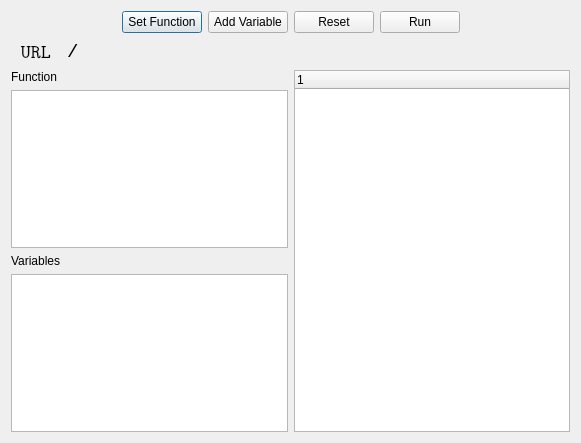
First picture: the form in Client.ui, repository tuxta/ourapi, before the edit.
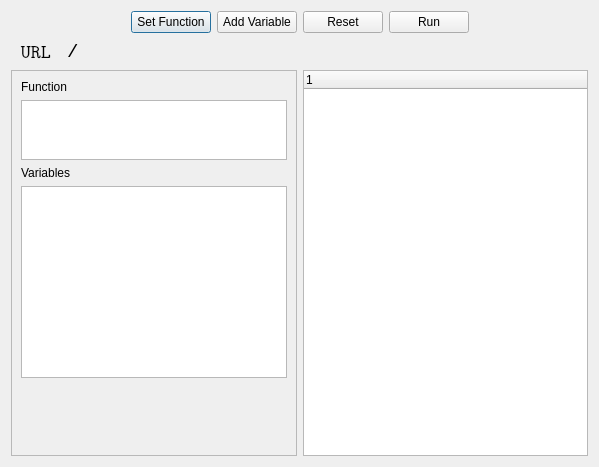
Second picture: the form after the edit.

Patch:
```diff
--- a/Client.ui
+++ b/Client.ui
@@ -6,15 +6,13 @@
    <rect>
     <x>0</x>
     <y>0</y>
-    <width>581</width>
-    <height>443</height>
+    <width>599</width>
+    <height>467</height>
    </rect>
   </property>
   <property name="windowTitle">
    <string>Dialog</string>
   </property>
-  <layout class="QGridLayout" name="gridLayout">
-   <item row="0" column="0">
     <layout class="QVBoxLayout" name="verticalLayout_3">
      <item>
       <layout class="QVBoxLayout" name="verticalLayout">
@@ -129,28 +127,145 @@
      <item>
       <layout class="QHBoxLayout" name="horizontalLayout_3">
        <item>
+      <widget class="QFrame" name="frame">
+       <property name="sizePolicy">
+        <sizepolicy hsizetype="MinimumExpanding" vsizetype="Preferred">
+         <horstretch>0</horstretch>
+         <verstretch>0</verstretch>
+        </sizepolicy>
+       </property>
+       <property name="minimumSize">
+        <size>
+         <width>220</width>
+         <height>0</height>
+        </size>
+       </property>
+       <property name="maximumSize">
+        <size>
+         <width>300</width>
+         <height>16777215</height>
+        </size>
+       </property>
+       <property name="frameShape">
+        <enum>QFrame::StyledPanel</enum>
+       </property>
+       <property name="frameShadow">
+        <enum>QFrame::Raised</enum>
+       </property>
+       <layout class="QGridLayout" name="gridLayout">
+        <item row="0" column="0">
         <layout class="QVBoxLayout" name="verticalLayout_2">
          <item>
           <widget class="QLabel" name="label_3">
+            <property name="sizePolicy">
+             <sizepolicy hsizetype="MinimumExpanding" vsizetype="Preferred">
+              <horstretch>0</horstretch>
+              <verstretch>0</verstretch>
+             </sizepolicy>
+            </property>
+            <property name="minimumSize">
+             <size>
+              <width>200</width>
+              <height>0</height>
+             </size>
+            </property>
+            <property name="maximumSize">
+             <size>
+              <width>400</width>
+              <height>16777215</height>
+             </size>
+            </property>
            <property name="text">
             <string>Function</string>
            </property>
           </widget>
          </item>
          <item>
-          <widget class="QPlainTextEdit" name="functionText"/>
+           <widget class="QPlainTextEdit" name="functionText">
+            <property name="sizePolicy">
+             <sizepolicy hsizetype="MinimumExpanding" vsizetype="Fixed">
+              <horstretch>0</horstretch>
+              <verstretch>0</verstretch>
+             </sizepolicy>
+            </property>
+            <property name="minimumSize">
+             <size>
+              <width>200</width>
+              <height>60</height>
+             </size>
+            </property>
+            <property name="maximumSize">
+             <size>
+              <width>400</width>
+              <height>60</height>
+             </size>
+            </property>
+           </widget>
          </item>
          <item>
           <widget class="QLabel" name="label_4">
+            <property name="sizePolicy">
+             <sizepolicy hsizetype="MinimumExpanding" vsizetype="Preferred">
+              <horstretch>0</horstretch>
+              <verstretch>0</verstretch>
+             </sizepolicy>
+            </property>
+            <property name="minimumSize">
+             <size>
+              <width>200</width>
+              <height>0</height>
+             </size>
+            </property>
+            <property name="maximumSize">
+             <size>
+              <width>400</width>
+              <height>16777215</height>
+             </size>
+            </property>
            <property name="text">
             <string>Variables</string>
            </property>
           </widget>
          </item>
          <item>
-          <widget class="QPlainTextEdit" name="variablesText"/>
-         </item>
-        </layout>
+           <widget class="QPlainTextEdit" name="variablesText">
+            <property name="sizePolicy">
+             <sizepolicy hsizetype="MinimumExpanding" vsizetype="Expanding">
+              <horstretch>0</horstretch>
+              <verstretch>0</verstretch>
+             </sizepolicy>
+            </property>
+            <property name="minimumSize">
+             <size>
+              <width>200</width>
+              <height>0</height>
+             </size>
+            </property>
+            <property name="maximumSize">
+             <size>
+              <width>400</width>
+              <height>16777215</height>
+             </size>
+            </property>
+           </widget>
+          </item>
+         </layout>
+        </item>
+        <item row="1" column="0">
+         <spacer name="verticalSpacer">
+          <property name="orientation">
+           <enum>Qt::Vertical</enum>
+          </property>
+          <property name="sizeHint" stdset="0">
+           <size>
+            <width>20</width>
+            <height>40</height>
+           </size>
+          </property>
+         </spacer>
+        </item>
+       </layout>
+      </widget>
        </item>
        <item>
         <widget class="QTreeWidget" name="results">
@@ -160,8 +275,6 @@
           </property>
          </column>
         </widget>
-       </item>
-      </layout>
      </item>
     </layout>
    </item>
```
Lines whose indentation alone changed are shown as unchanged.
